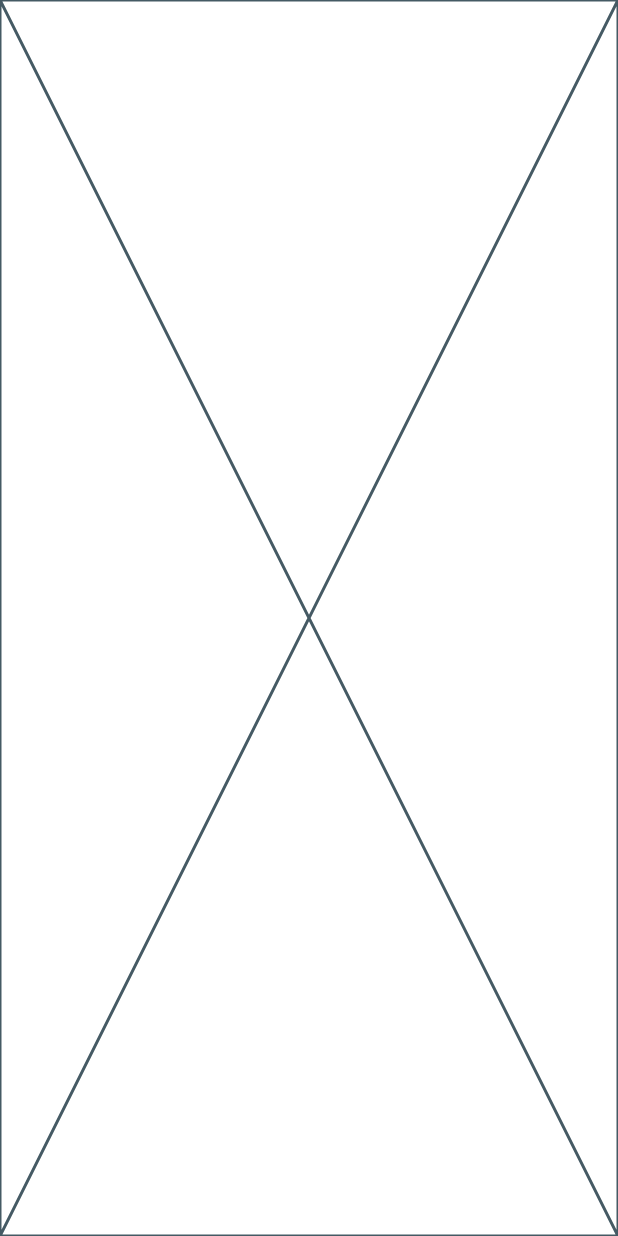
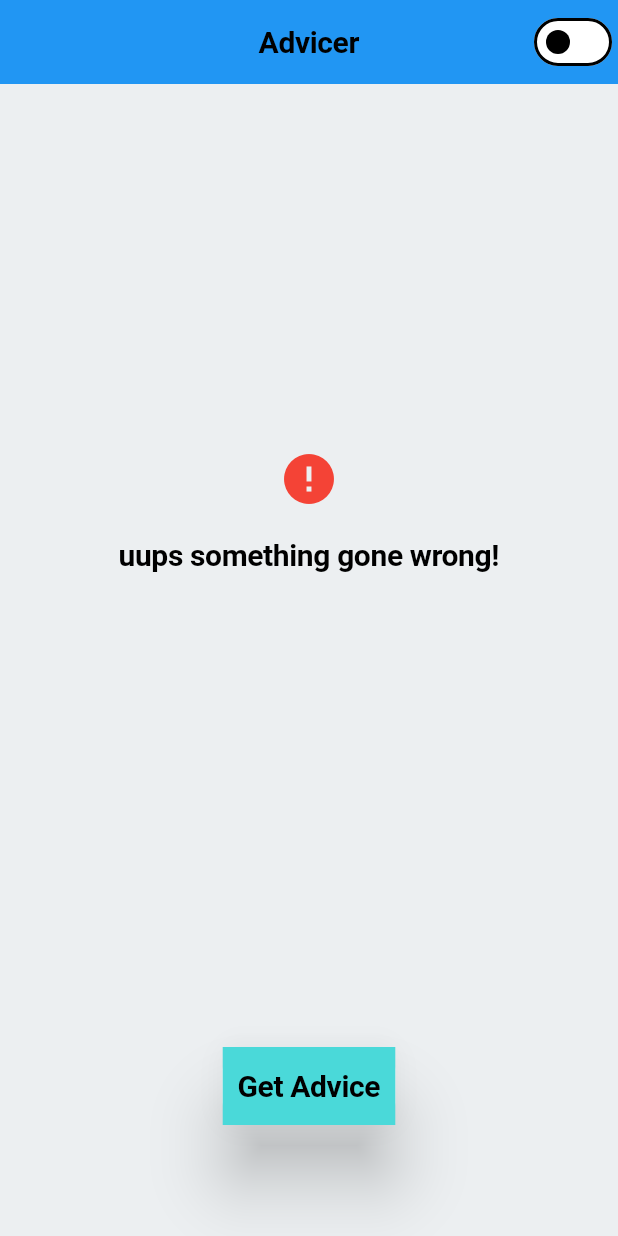
Before and after one commit to ziadhaggagNZ/Flutter_ZeroToMastery_course, a Flutter app: the screen it shows after launch, on a phone screen of 412 x 824 dp. Run offline on Flutter 3.47's test engine with Material 3 defaults, Android fonts, the phone set to English and light mode, and no system bars; Roboto replaces fonts that are missing (Rubik).

Commit message:
Application Layer - UI

```diff
--- /dev/null
+++ b/03_advicer/lib/3_application/pages/advice/advice_page.dart
@@ -0,0 +1,52 @@
+import 'package:advicer/3_application/core/services/themes_services.dart';
+import 'package:advicer/3_application/pages/advice/widgets/advice_field.dart';
+import 'package:advicer/3_application/pages/advice/widgets/custom_button.dart';
+import 'package:advicer/3_application/pages/advice/widgets/error_message.dart';
+import 'package:flutter/material.dart';
+import 'package:provider/provider.dart';
+
+class AdvicePage extends StatelessWidget {
+  const AdvicePage({super.key});
+
+  @override
+  Widget build(BuildContext context) {
+    final themeData = Theme.of(context);
+    return Scaffold(
+      appBar: AppBar(
+        title: Text(
+          "Advicer",
+          style: themeData.textTheme.displayLarge,
+        ),
+        centerTitle: true,
+        actions: [
+          Switch(
+            value: Provider.of<ThemeService>(context).isDarkModeOn,
+            onChanged: (_) {
+              Provider.of<ThemeService>(context, listen: false).toggleTheme();
+            },
+          )
+        ],
+      ),
+      body: Padding(
+        padding: const EdgeInsets.symmetric(horizontal: 50),
+        child: Column(
+          children: [
+            Expanded(
+                child: Center(
+                    child:ErrorMessage(Message: "uups something gone wrong!")
+                     /*AdviceField(advice: "example advice - good day frefhinrefi ")*/
+                    /*CircularProgressIndicator(
+                      color: themeData.colorScheme.secondary,
+                    )*/
+                    /*Text(
+              "your Advice is waiting for you!",
+              style: themeData.textTheme.displayLarge,
+            )*/
+            )),
+            const SizedBox(height: 200, child: Center(child: CustomButton())),
+          ],
+        ),
+      ),
+    );
+  }
+}
--- /dev/null
+++ b/03_advicer/lib/3_application/pages/advice/widgets/advice_field.dart
@@ -0,0 +1,28 @@
+import 'package:flutter/material.dart';
+
+class AdviceField extends StatelessWidget {
+  final String advice;
+  const AdviceField({super.key, required this.advice});
+
+  @override
+  Widget build(BuildContext context) {
+    final themeData = Theme.of(context);
+    return Material(
+      elevation: 20,
+      borderRadius: BorderRadius.circular(15),
+      child: Container(
+        decoration: BoxDecoration(
+          borderRadius: BorderRadius.circular(15),
+          color: themeData.colorScheme.onPrimary,
+        ),
+        child: Padding(
+          padding: const EdgeInsets.symmetric(horizontal: 15, vertical: 20),
+          child: Text(
+            '''"$advice"''',
+            style: themeData.textTheme.bodyLarge,
+          ),
+        ),
+      ),
+    );
+  }
+}
--- /dev/null
+++ b/03_advicer/lib/3_application/pages/advice/widgets/custom_button.dart
@@ -0,0 +1,29 @@
+import 'package:flutter/material.dart';
+
+class CustomButton extends StatelessWidget {
+  const CustomButton({super.key});
+
+  @override
+  Widget build(BuildContext context) {
+    final themeData = Theme.of(context);
+    return InkResponse(
+      onTap: () {
+        print("button tapped");
+      },
+      child: Material(
+        elevation: 20,
+        borderRadius: BorderRadius.circular(15),
+        child: Container(
+          decoration: BoxDecoration(
+            color: themeData.colorScheme.secondary,
+          ),
+          child: Padding(
+              padding:
+                  const EdgeInsets.symmetric(horizontal: 10, vertical: 15),
+                  child: Text("Get Advice" , style: themeData.textTheme.displayLarge,),
+                  ),
+        ),
+      ),
+    );
+  }
+}
--- /dev/null
+++ b/03_advicer/lib/3_application/pages/advice/widgets/error_message.dart
@@ -0,0 +1,28 @@
+import 'package:flutter/material.dart';
+
+class ErrorMessage extends StatelessWidget {
+  final String Message;
+  const ErrorMessage({super.key, required this.Message});
+
+  @override
+  Widget build(BuildContext context) {
+    final themeData = Theme.of(context);
+    return Column(
+      mainAxisAlignment: MainAxisAlignment.center,
+      children: [
+        const Icon(
+          Icons.error,
+          size: 40,
+          color: Colors.red,
+        ),
+        const SizedBox(
+          height: 20,
+        ),
+        Text(
+          Message,
+          style: themeData.textTheme.displayLarge,
+        )
+      ],
+    );
+  }
+}
--- a/03_advicer/lib/main.dart
+++ b/03_advicer/lib/main.dart
@@ -1,4 +1,5 @@
 import 'package:advicer/3_application/core/services/themes_services.dart';
+import 'package:advicer/3_application/pages/advice/advice_page.dart';
 import 'package:advicer/theme.dart';
 import 'package:flutter/material.dart';
 import 'package:provider/provider.dart';
@@ -19,7 +20,7 @@ class MyApp extends StatelessWidget {
         themeMode: themeService.isDarkModeOn ? ThemeMode.dark : ThemeMode.light,
         theme: AppTheme.lightTheme,
         darkTheme: AppTheme.darkTheme,
-        home: const Placeholder(),
+        home: const AdvicePage(),
 
       );
     });
```
